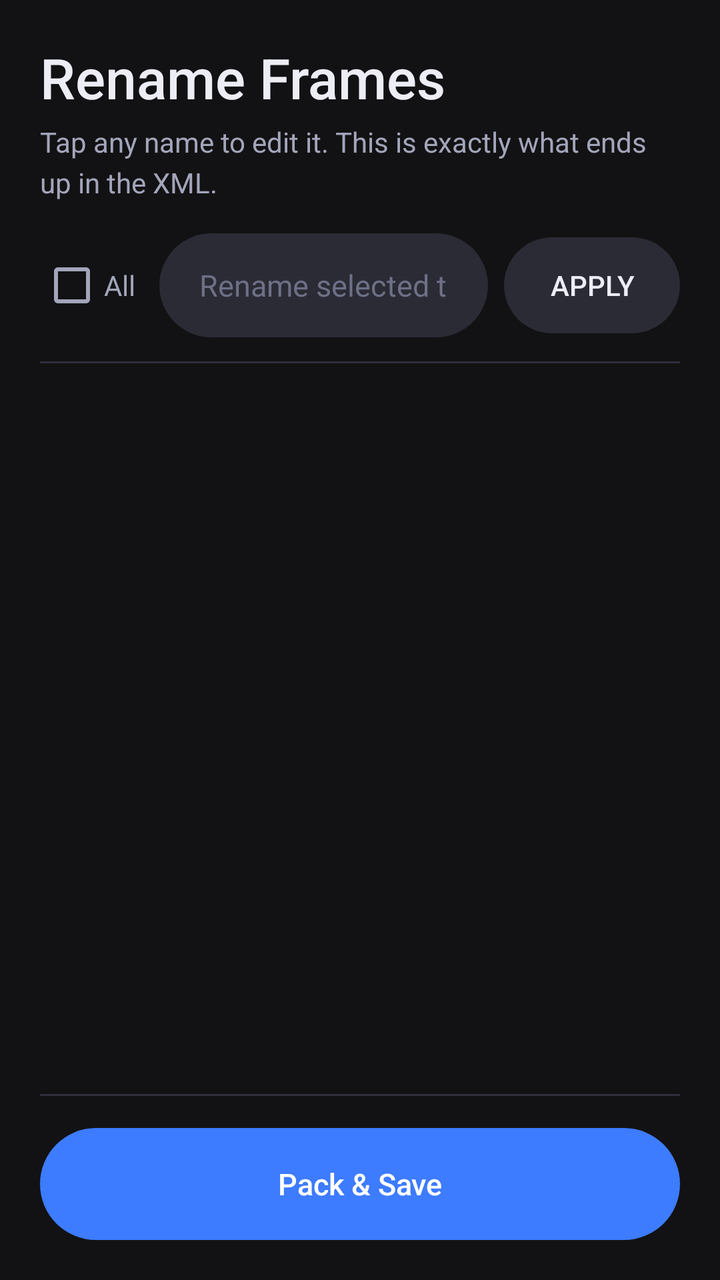
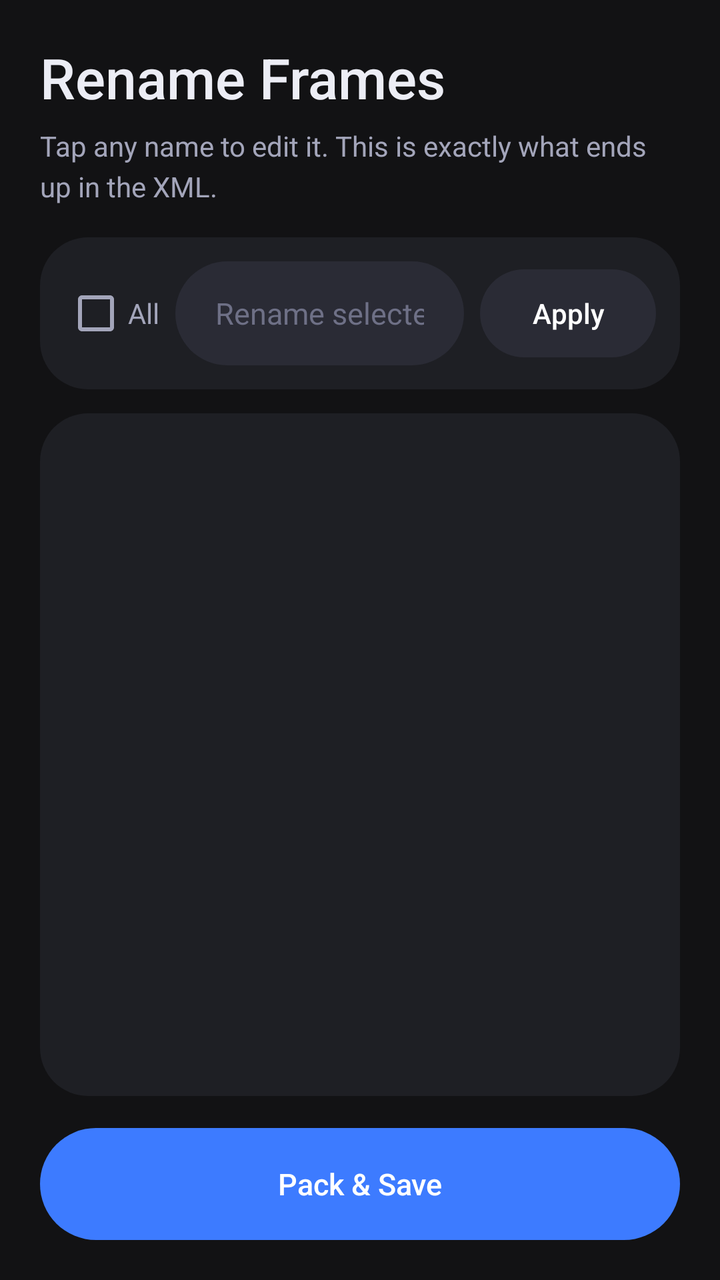

Screens rendered from an Android XML layout before and after an edit, with the pre-edit source and the edit as a unified diff.
<!-- AndroidManifest.xml: application theme Theme.ZenFNFToolkit -->
<!-- res/layout/activity_frame_manager.xml -->
<?xml version="1.0" encoding="utf-8"?>
<FrameLayout xmlns:android="http://schemas.android.com/apk/res/android"
    android:layout_width="match_parent"
    android:layout_height="match_parent"
    android:background="@color/bw_black">

    <LinearLayout
        android:layout_width="match_parent"
        android:layout_height="match_parent"
        android:orientation="vertical"
        android:padding="20dp">

        <TextView
            android:id="@+id/tvHeader"
            style="@style/ZenHeader"
            android:layout_width="wrap_content"
            android:layout_height="wrap_content"
            android:text="Rename Frames"
            android:layout_marginBottom="4dp" />

        <TextView
            style="@style/ZenBody"
            android:layout_width="wrap_content"
            android:layout_height="wrap_content"
            android:text="Tap any name to edit it. This is exactly what ends up in the XML."
            android:layout_marginBottom="16dp" />

        <LinearLayout
            android:layout_width="match_parent"
            android:layout_height="wrap_content"
            android:orientation="horizontal"
            android:gravity="center_vertical"
            android:layout_marginBottom="12dp">

            <CheckBox
                android:id="@+id/cbSelectAll"
                android:layout_width="wrap_content"
                android:layout_height="wrap_content"
                android:text="All"
                android:textColor="@color/bw_grey"
                android:layout_marginEnd="12dp" />

            <EditText
                android:id="@+id/etBulkPrefix"
                android:layout_width="0dp"
                android:layout_height="wrap_content"
                android:layout_weight="1"
                android:hint="Rename selected to…"
                android:singleLine="true" />

            <Button
                android:id="@+id/btnApplyBulk"
                android:layout_width="wrap_content"
                android:layout_height="wrap_content"
                android:layout_marginStart="8dp"
                android:text="Apply"
                android:textAllCaps="true"
                android:textColor="@color/bw_white"
                android:background="@drawable/bw_button_outline_bg"
                android:paddingLeft="16dp"
                android:paddingRight="16dp"
                android:stateListAnimator="@null" />

        </LinearLayout>

        <View
            android:layout_width="match_parent"
            android:layout_height="1dp"
            android:background="@drawable/bw_hairline"
            android:layout_marginBottom="8dp" />

        <androidx.recyclerview.widget.RecyclerView
            android:id="@+id/rvFrames"
            android:layout_width="match_parent"
            android:layout_height="0dp"
            android:layout_weight="1"
            android:clipToPadding="false"
            android:paddingBottom="16dp"
            android:scrollbars="vertical"
            android:nestedScrollingEnabled="true"
            android:overScrollMode="always"
            android:focusable="false"
            android:focusableInTouchMode="false" />

        <View
            android:layout_width="match_parent"
            android:layout_height="1dp"
            android:background="@drawable/bw_hairline"
            android:layout_marginBottom="16dp"
            android:layout_marginTop="8dp" />

        <Button
            android:id="@+id/btnPackSave"
            style="@style/ZenButton"
            android:layout_width="match_parent"
            android:layout_height="wrap_content"
            android:text="Pack &amp; Save" />

        <ImageView
            android:id="@+id/ivPreview"
            android:layout_width="match_parent"
            android:layout_height="0dp"
            android:layout_weight="1"
            android:layout_marginTop="16dp"
            android:scaleType="fitCenter"
            android:background="@drawable/bw_thumb_bg"
            android:visibility="gone" />

        <TextView
            android:id="@+id/tvSavedInfo"
            android:layout_width="match_parent"
            android:layout_height="wrap_content"
            android:layout_marginTop="12dp"
            android:textColor="@color/bw_grey"
            android:fontFamily="monospace"
            android:textSize="12sp"
            android:visibility="gone" />

        <Button
            android:id="@+id/btnDone"
            style="@style/ZenButtonOutline"
            android:layout_width="match_parent"
            android:layout_height="wrap_content"
            android:layout_marginTop="12dp"
            android:text="Done"
            android:visibility="gone" />

    </LinearLayout>

    <LinearLayout
        android:id="@+id/loadingOverlay"
        android:layout_width="match_parent"
        android:layout_height="match_parent"
        android:orientation="vertical"
        android:gravity="center"
        android:background="@color/bw_black"
        android:visibility="gone">

        <ProgressBar
            android:layout_width="40dp"
            android:layout_height="40dp"
            android:indeterminateTint="@color/bw_white" />

        <TextView
            android:id="@+id/tvLoadingLabel"
            android:layout_width="wrap_content"
            android:layout_height="wrap_content"
            android:layout_marginTop="16dp"
            android:text="Packing…"
            android:textColor="@color/bw_white"
            android:textAllCaps="true"
            android:letterSpacing="0.08"
            android:textStyle="bold" />

    </LinearLayout>

</FrameLayout>
<!-- resources referenced by this layout -->
<resources>
  <color name="bw_black">#121214</color>
  <color name="bw_grey">#A3A5BA</color>
  <color name="bw_white">#ECEDF5</color>
  <!-- drawable bw_hairline (drawable) -->
  <shape xmlns:android="http://schemas.android.com/apk/res/android" android:shape="rectangle">
      <solid android:color="@color/bw_hairline" />
      <size android:height="1dp" />
  </shape>
  <!-- drawable bw_thumb_bg (drawable) -->
  <shape xmlns:android="http://schemas.android.com/apk/res/android" android:shape="rectangle">
      <solid android:color="@color/bw_surface" />
      <corners android:radius="18dp" />
  </shape>
  <style name="ZenBody">
          <item name="android:textColor">@color/bw_grey</item>
          <item name="android:textSize">14sp</item>
          <item name="android:lineSpacingExtra">4dp</item>
      </style>
  <style name="ZenButton">
          <item name="android:background">@drawable/bw_button_bg</item>
          <item name="android:textColor">@color/zen_button_text</item>
          <item name="android:textAllCaps">false</item>
          <item name="android:textSize">15sp</item>
          <item name="android:fontFamily">sans-serif-medium</item>
          <item name="android:minHeight">56dp</item>
          <item name="android:paddingLeft">24dp</item>
          <item name="android:paddingRight">24dp</item>
          <item name="android:stateListAnimator">@null</item>
          <item name="android:elevation">0dp</item>
      </style>
  <style name="ZenButtonOutline">
          <item name="android:background">@drawable/bw_button_outline_bg</item>
          <item name="android:textColor">@color/zen_button_text</item>
          <item name="android:textAllCaps">false</item>
          <item name="android:textSize">15sp</item>
          <item name="android:fontFamily">sans-serif-medium</item>
          <item name="android:minHeight">56dp</item>
          <item name="android:paddingLeft">24dp</item>
          <item name="android:paddingRight">24dp</item>
          <item name="android:stateListAnimator">@null</item>
          <item name="android:elevation">0dp</item>
      </style>
  <style name="ZenHeader">
          <item name="android:textColor">@color/bw_white</item>
          <item name="android:textSize">28sp</item>
          <item name="android:fontFamily">sans-serif-medium</item>
          <item name="android:textAllCaps">false</item>
          <item name="android:letterSpacing">0</item>
      </style>
  <color name="bw_panel">#1E1F24</color>
  <color name="bw_surface_high">#363746</color>
  <color name="bw_surface">#2A2B35</color>
  <color name="bw_hairline">#2E2F3A</color>
  <color name="fnf_accent">#3D7BFF</color>
  <color name="fnf_on_accent">#FFFFFF</color>
  <style name="ZenWindowAnimation">
          <item name="android:activityOpenEnterAnimation">@anim/zen_enter</item>
          <item name="android:activityOpenExitAnimation">@anim/zen_exit</item>
          <item name="android:activityCloseEnterAnimation">@anim/zen_enter_back</item>
          <item name="android:activityCloseExitAnimation">@anim/zen_exit_back</item>
      </style>
  <style name="ZenEditText" parent="Widget.AppCompat.EditText">
          <item name="android:textColor">@color/bw_white</item>
          <item name="android:textColorHint">@color/bw_grey_dim</item>
          <item name="android:textSize">15sp</item>
          <item name="android:background">@drawable/bw_edittext_underline</item>
          <item name="android:minHeight">52dp</item>
      </style>
  <color name="fnf_accent_dark">#2A62DB</color>
  <color name="bw_grey_dim">#6E7086</color>
  <!-- unchanged entries left out for length: 4 -->
</resources>

<!-- the commit's change to res/layout/activity_frame_manager.xml (unified diff, before → after) -->
@@ -8,37 +8,40 @@
         android:layout_width="match_parent"
         android:layout_height="match_parent"
         android:orientation="vertical"
-        android:padding="20dp">
+        android:padding="20dp"
+        android:paddingTop="40dp">
 
         <TextView
             android:id="@+id/tvHeader"
             style="@style/ZenHeader"
             android:layout_width="wrap_content"
             android:layout_height="wrap_content"
-            android:text="Rename Frames"
-            android:layout_marginBottom="4dp" />
+            android:layout_marginBottom="6dp"
+            android:text="Rename Frames" />
 
         <TextView
             style="@style/ZenBody"
             android:layout_width="wrap_content"
             android:layout_height="wrap_content"
-            android:text="Tap any name to edit it. This is exactly what ends up in the XML."
-            android:layout_marginBottom="16dp" />
+            android:layout_marginBottom="16dp"
+            android:text="Tap any name to edit it. This is exactly what ends up in the XML." />
 
         <LinearLayout
             android:layout_width="match_parent"
             android:layout_height="wrap_content"
+            android:layout_marginBottom="12dp"
+            android:background="@drawable/bw_card_bg"
+            android:gravity="center_vertical"
             android:orientation="horizontal"
-            android:gravity="center_vertical"
-            android:layout_marginBottom="12dp">
+            android:padding="12dp">
 
             <CheckBox
                 android:id="@+id/cbSelectAll"
                 android:layout_width="wrap_content"
                 android:layout_height="wrap_content"
+                android:layout_marginEnd="8dp"
                 android:text="All"
-                android:textColor="@color/bw_grey"
-                android:layout_marginEnd="12dp" />
+                android:textColor="@color/bw_grey" />
 
             <EditText
                 android:id="@+id/etBulkPrefix"
@@ -50,60 +53,44 @@
 
             <Button
                 android:id="@+id/btnApplyBulk"
+                style="@style/ZenButtonSmall"
                 android:layout_width="wrap_content"
                 android:layout_height="wrap_content"
                 android:layout_marginStart="8dp"
-                android:text="Apply"
-                android:textAllCaps="true"
-                android:textColor="@color/bw_white"
-                android:background="@drawable/bw_button_outline_bg"
-                android:paddingLeft="16dp"
-                android:paddingRight="16dp"
-                android:stateListAnimator="@null" />
-
+                android:text="Apply" />
         </LinearLayout>
-
-        <View
-            android:layout_width="match_parent"
-            android:layout_height="1dp"
-            android:background="@drawable/bw_hairline"
-            android:layout_marginBottom="8dp" />
 
         <androidx.recyclerview.widget.RecyclerView
             android:id="@+id/rvFrames"
             android:layout_width="match_parent"
             android:layout_height="0dp"
             android:layout_weight="1"
+            android:background="@drawable/bw_card_bg"
             android:clipToPadding="false"
-            android:paddingBottom="16dp"
-            android:scrollbars="vertical"
+            android:focusable="false"
+            android:focusableInTouchMode="false"
             android:nestedScrollingEnabled="true"
             android:overScrollMode="always"
-            android:focusable="false"
-            android:focusableInTouchMode="false" />
-
-        <View
-            android:layout_width="match_parent"
-            android:layout_height="1dp"
-            android:background="@drawable/bw_hairline"
-            android:layout_marginBottom="16dp"
-            android:layout_marginTop="8dp" />
+            android:padding="12dp"
+            android:scrollbars="vertical" />
 
         <Button
             android:id="@+id/btnPackSave"
             style="@style/ZenButton"
             android:layout_width="match_parent"
             android:layout_height="wrap_content"
+            android:layout_marginTop="16dp"
             android:text="Pack &amp; Save" />
 
         <ImageView
             android:id="@+id/ivPreview"
             android:layout_width="match_parent"
             android:layout_height="0dp"
+            android:layout_marginTop="16dp"
             android:layout_weight="1"
-            android:layout_marginTop="16dp"
+            android:background="@drawable/bw_thumb_bg"
+            android:padding="8dp"
             android:scaleType="fitCenter"
-            android:background="@drawable/bw_thumb_bg"
             android:visibility="gone" />
 
         <TextView
@@ -111,8 +98,8 @@
             android:layout_width="match_parent"
             android:layout_height="wrap_content"
             android:layout_marginTop="12dp"
+            android:fontFamily="monospace"
             android:textColor="@color/bw_grey"
-            android:fontFamily="monospace"
             android:textSize="12sp"
             android:visibility="gone" />
 
@@ -131,26 +118,25 @@
         android:id="@+id/loadingOverlay"
         android:layout_width="match_parent"
         android:layout_height="match_parent"
+        android:background="@color/bw_black"
+        android:gravity="center"
         android:orientation="vertical"
-        android:gravity="center"
-        android:background="@color/bw_black"
         android:visibility="gone">
 
         <ProgressBar
-            android:layout_width="40dp"
-            android:layout_height="40dp"
-            android:indeterminateTint="@color/bw_white" />
+            android:layout_width="44dp"
+            android:layout_height="44dp"
+            android:indeterminateTint="@color/fnf_accent" />
 
         <TextView
             android:id="@+id/tvLoadingLabel"
             android:layout_width="wrap_content"
             android:layout_height="wrap_content"
             android:layout_marginTop="16dp"
+            android:fontFamily="sans-serif-medium"
             android:text="Packing…"
             android:textColor="@color/bw_white"
-            android:textAllCaps="true"
-            android:letterSpacing="0.08"
-            android:textStyle="bold" />
+            android:textSize="16sp" />
 
     </LinearLayout>
 
<!-- resource entries referenced after the edit -->
@@ -3,11 +3,6 @@
   <color name="bw_black">#121214</color>
   <color name="bw_grey">#A3A5BA</color>
   <color name="bw_white">#ECEDF5</color>
-  <!-- drawable bw_hairline (drawable) -->
-  <shape xmlns:android="http://schemas.android.com/apk/res/android" android:shape="rectangle">
-      <solid android:color="@color/bw_hairline" />
-      <size android:height="1dp" />
-  </shape>
   <!-- drawable bw_thumb_bg (drawable) -->
   <shape xmlns:android="http://schemas.android.com/apk/res/android" android:shape="rectangle">
       <solid android:color="@color/bw_surface" />
@@ -42,6 +37,12 @@
           <item name="android:stateListAnimator">@null</item>
           <item name="android:elevation">0dp</item>
       </style>
+  <style name="ZenButtonSmall" parent="ZenButtonOutline">
+          <item name="android:minHeight">44dp</item>
+          <item name="android:textSize">14sp</item>
+          <item name="android:paddingLeft">18dp</item>
+          <item name="android:paddingRight">18dp</item>
+      </style>
   <style name="ZenHeader">
           <item name="android:textColor">@color/bw_white</item>
           <item name="android:textSize">28sp</item>
@@ -52,8 +53,12 @@
   <color name="bw_panel">#1E1F24</color>
   <color name="bw_surface_high">#363746</color>
   <color name="bw_surface">#2A2B35</color>
-  <color name="bw_hairline">#2E2F3A</color>
   <color name="fnf_accent">#3D7BFF</color>
+  <!-- drawable bw_card_bg (drawable) -->
+  <shape xmlns:android="http://schemas.android.com/apk/res/android" android:shape="rectangle">
+      <solid android:color="@color/bw_panel" />
+      <corners android:radius="24dp" />
+  </shape>
   <color name="fnf_on_accent">#FFFFFF</color>
   <style name="ZenWindowAnimation">
           <item name="android:activityOpenEnterAnimation">@anim/zen_enter</item>
